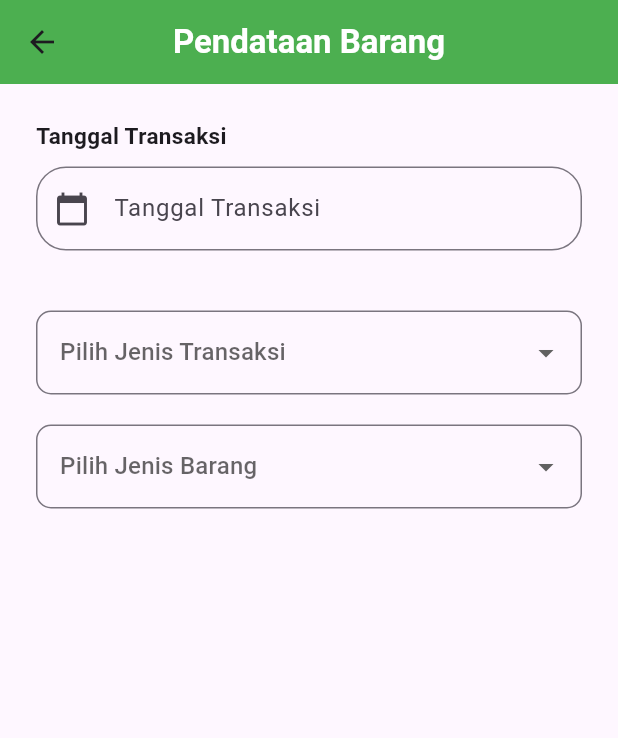
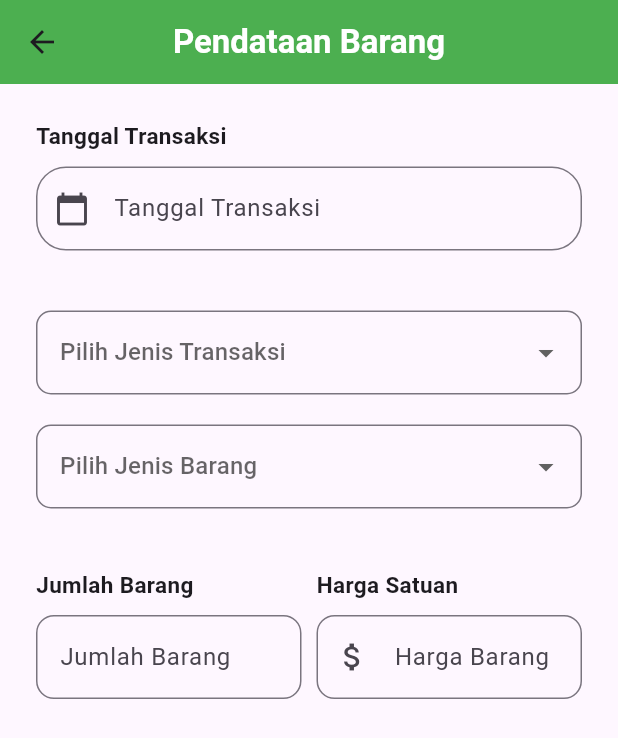
Before and after one commit to bimbim1214/20220140065_UCP1Flutter, a Flutter app: the PendataanBarangPage screen opened directly, on a phone screen of 412 x 824 dp. Shown: the top 738 px of the screen. Run offline on Flutter 3.47's test engine with Material 3 defaults, Android fonts, the phone set to English and light mode, and no system bars.

Commit message:
menambahkan form input jumlah barang dan harga satuan yg terisi otomatis

```diff
--- a/lib/produk/pendataan_barang_page.dart
+++ b/lib/produk/pendataan_barang_page.dart
@@ -173,6 +173,69 @@ class _PendataanBarangPageState extends State<PendataanBarangPage> {
                     return null;
                   },
                 ),
+                const SizedBox(height: 40),
+                Row(
+                  children: [
+                    Expanded(
+                      child: Column(
+                        crossAxisAlignment: CrossAxisAlignment.start,
+                        children: [
+                          const Text(
+                            'Jumlah Barang',
+                            style: TextStyle(
+                              fontSize: 15,
+                              fontWeight: FontWeight.bold,
+                            ),
+                          ),
+                          const SizedBox(height: 10),
+                          TextFormField(
+                            controller: jumlahBarangController,
+                            decoration: InputDecoration(
+                              //prefixIcon: const Icon(Icons.email_outlined),
+                              hintText: 'Jumlah Barang',
+                              border: OutlineInputBorder(
+                                borderRadius: BorderRadius.circular(12),
+                              ),
+                            ),
+                            validator: (value) {
+                              if (value == null || value.isEmpty) {
+                                return 'Tolongn isi Email anda';
+                              }
+                              return null;
+                            },
+                          ),
+                        ],
+                      ),
+                    ),
+                    const SizedBox(width: 10), // jarak horizontal
+                    Expanded(
+                      child: Column(
+                        crossAxisAlignment: CrossAxisAlignment.start,
+                        children: [
+                          const Text(
+                            'Harga Satuan',
+                            style: TextStyle(
+                              fontSize: 15,
+                              fontWeight: FontWeight.bold,
+                            ),
+                          ),
+                          const SizedBox(height: 10),
+                          TextFormField(
+                            controller: totalHargaController,
+                            readOnly: true,
+                            decoration: InputDecoration(
+                              prefixIcon: const Icon(Icons.attach_money),
+                              hintText: 'Harga Barang',
+                              border: OutlineInputBorder(
+                                borderRadius: BorderRadius.circular(12),
+                              ),
+                            ),
+                          ),
+                        ],
+                      ),
+                    ),
+                  ],
+                ),
 
               ],
             ),
```
